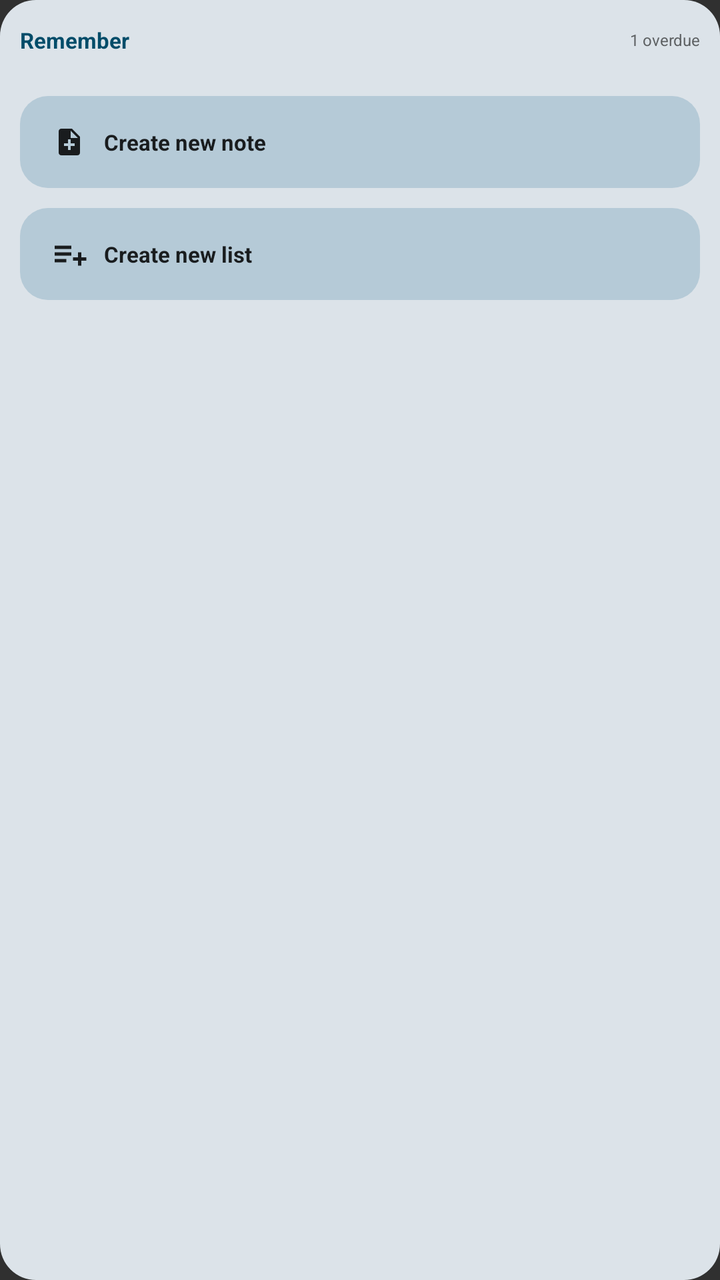
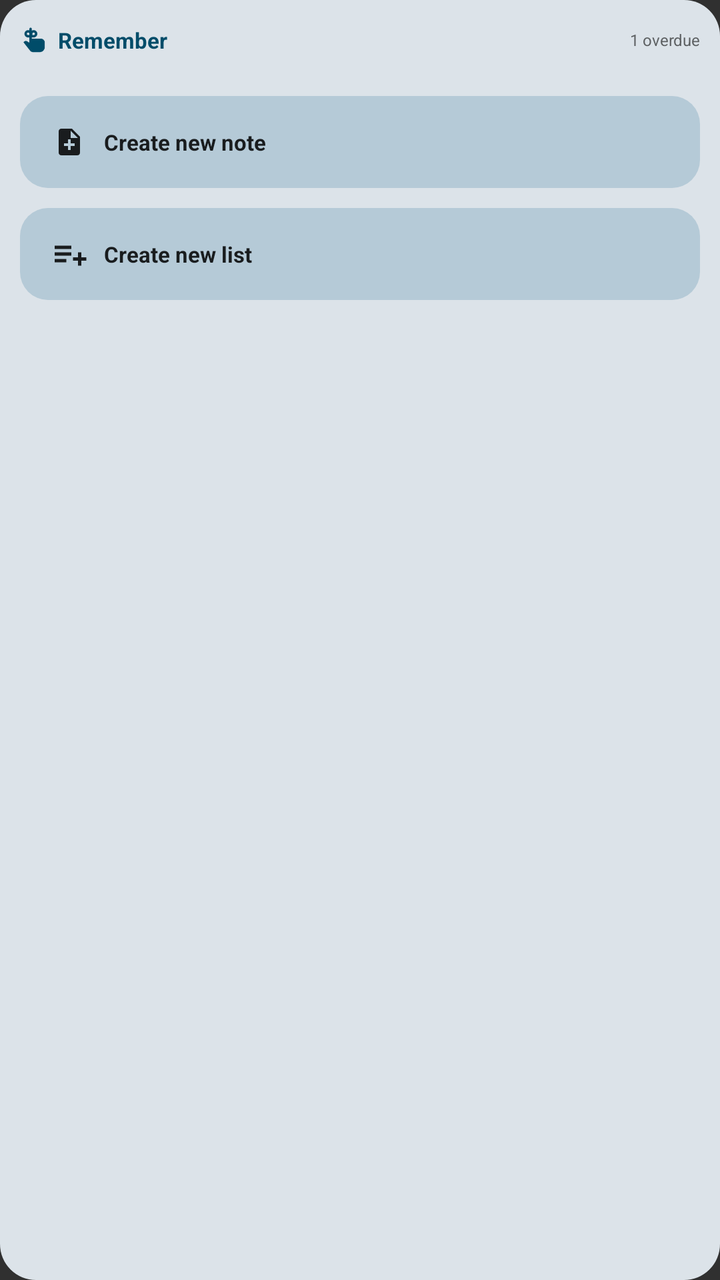

Screens rendered from an Android XML layout before and after an edit, with the pre-edit source and the edit as a unified diff.
<!-- AndroidManifest.xml: application theme Theme.Remember -->
<!-- res/layout/widget_preview_quick_capture.xml -->
<?xml version="1.0" encoding="utf-8"?>
<LinearLayout xmlns:android="http://schemas.android.com/apk/res/android"
    xmlns:tools="http://schemas.android.com/tools"
    android:layout_width="180dp"
    android:layout_height="180dp"
    android:background="@drawable/widget_preview_background"
    android:orientation="vertical"
    android:padding="10dp"
    tools:ignore="HardcodedText,SmallSp,UseAppTint">

    <LinearLayout
        android:layout_width="match_parent"
        android:layout_height="20dp"
        android:gravity="center_vertical"
        android:orientation="horizontal">

        <TextView
            android:layout_width="0dp"
            android:layout_height="wrap_content"
            android:layout_weight="1"
            android:ellipsize="end"
            android:singleLine="true"
            android:text="@string/widget_header_title"
            android:textColor="@color/widget_preview_primary"
            android:textSize="11sp"
            android:textStyle="bold" />

        <TextView
            android:layout_width="52dp"
            android:layout_height="wrap_content"
            android:gravity="end"
            android:text="1 overdue"
            android:textColor="@color/widget_preview_muted"
            android:textSize="8sp" />
    </LinearLayout>

    <LinearLayout
        android:layout_width="match_parent"
        android:layout_height="46dp"
        android:layout_marginTop="18dp"
        android:background="@drawable/widget_preview_button"
        android:gravity="center_vertical"
        android:orientation="horizontal"
        android:paddingHorizontal="14dp">

        <ImageView
            android:layout_width="20dp"
            android:layout_height="20dp"
            android:contentDescription="@string/widget_create_new_note"
            android:src="@drawable/ic_widget_note_add"
            android:tint="@color/widget_preview_on_surface" />

        <TextView
            android:layout_width="0dp"
            android:layout_height="wrap_content"
            android:layout_marginStart="8dp"
            android:layout_weight="1"
            android:ellipsize="end"
            android:singleLine="true"
            android:text="@string/widget_create_new_note"
            android:textColor="@color/widget_preview_on_surface"
            android:textSize="11sp"
            android:textStyle="bold" />
    </LinearLayout>

    <LinearLayout
        android:layout_width="match_parent"
        android:layout_height="46dp"
        android:layout_marginTop="10dp"
        android:background="@drawable/widget_preview_button"
        android:gravity="center_vertical"
        android:orientation="horizontal"
        android:paddingHorizontal="14dp">

        <ImageView
            android:layout_width="20dp"
            android:layout_height="20dp"
            android:contentDescription="@string/widget_create_new_list"
            android:src="@drawable/ic_widget_list_add"
            android:tint="@color/widget_preview_on_surface" />

        <TextView
            android:layout_width="0dp"
            android:layout_height="wrap_content"
            android:layout_marginStart="8dp"
            android:layout_weight="1"
            android:ellipsize="end"
            android:singleLine="true"
            android:text="@string/widget_create_new_list"
            android:textColor="@color/widget_preview_on_surface"
            android:textSize="11sp"
            android:textStyle="bold" />
    </LinearLayout>
</LinearLayout>
<!-- resources referenced by this layout -->
<resources>
  <color name="widget_preview_muted">@android:color/system_neutral1_600</color>
  <color name="widget_preview_on_surface">@android:color/system_neutral1_900</color>
  <color name="widget_preview_primary">@android:color/system_accent1_700</color>
  <!-- drawable ic_widget_list_add (drawable) -->
  <vector xmlns:android="http://schemas.android.com/apk/res/android"
      android:width="24dp"
      android:height="24dp"
      android:viewportWidth="24"
      android:viewportHeight="24"
      android:tint="?android:attr/colorForeground">
      <path
          android:fillColor="@android:color/white"
          android:pathData="M4,7h10v2H4V7zM4,11h10v2H4v-2zM4,15h7v2H4v-2zM18,11h2v3h3v2h-3v3h-2v-3h-3v-2h3v-3z" />
  </vector>
  <!-- drawable ic_widget_note_add (drawable) -->
  <vector xmlns:android="http://schemas.android.com/apk/res/android"
      android:width="24dp"
      android:height="24dp"
      android:viewportWidth="24"
      android:viewportHeight="24"
      android:tint="?android:attr/colorForeground">
      <group
          android:pivotX="12"
          android:pivotY="12"
          android:scaleX="0.80"
          android:scaleY="0.80"
          android:translateX="0.8">
          <path
              android:fillColor="@android:color/white"
              android:pathData="M14,2H6c-1.1,0 -2,0.9 -2,2v16c0,1.1 0.9,2 2,2h12c1.1,0 2,-0.9 2,-2V8l-6,-6zM13,9V3.5L18.5,9H13zM16,15h-3v3h-2v-3H8v-2h3v-3h2v3h3v2z" />
      </group>
  </vector>
  <!-- drawable widget_preview_background (drawable) -->
  <shape xmlns:android="http://schemas.android.com/apk/res/android">
      <solid android:color="@color/widget_preview_surface" />
      <corners android:radius="18dp" />
  </shape>
  <!-- drawable widget_preview_button (drawable) -->
  <shape xmlns:android="http://schemas.android.com/apk/res/android">
      <solid android:color="@color/widget_preview_action" />
      <corners android:radius="14dp" />
  </shape>
  <string name="widget_create_new_list">Create new list</string>
  <string name="widget_create_new_note">Create new note</string>
  <string name="widget_header_title">Remember</string>
  <style name="Theme.Remember" parent="android:Theme.Material.NoActionBar">
          <item name="android:forceDarkAllowed">false</item>
      </style>
  <color name="widget_preview_surface">@android:color/system_neutral2_100</color>
  <color name="widget_preview_action">@android:color/system_accent2_200</color>
</resources>

<!-- the commit's change to res/layout/widget_preview_quick_capture.xml (unified diff, before → after) -->
@@ -13,6 +13,14 @@
         android:layout_height="20dp"
         android:gravity="center_vertical"
         android:orientation="horizontal">
+
+        <ImageView
+            android:layout_width="14dp"
+            android:layout_height="14dp"
+            android:layout_marginEnd="5dp"
+            android:contentDescription="@null"
+            android:src="@drawable/ic_stat_remember"
+            android:tint="@color/widget_preview_primary" />
 
         <TextView
             android:layout_width="0dp"
<!-- resource entries referenced after the edit -->
@@ -3,6 +3,7 @@
   <color name="widget_preview_muted">@android:color/system_neutral1_600</color>
   <color name="widget_preview_on_surface">@android:color/system_neutral1_900</color>
   <color name="widget_preview_primary">@android:color/system_accent1_700</color>
+  <!-- drawable ic_stat_remember: png bitmap (drawable-hdpi, 1160 bytes) -->
   <!-- drawable ic_widget_list_add (drawable) -->
   <vector xmlns:android="http://schemas.android.com/apk/res/android"
       android:width="24dp"
